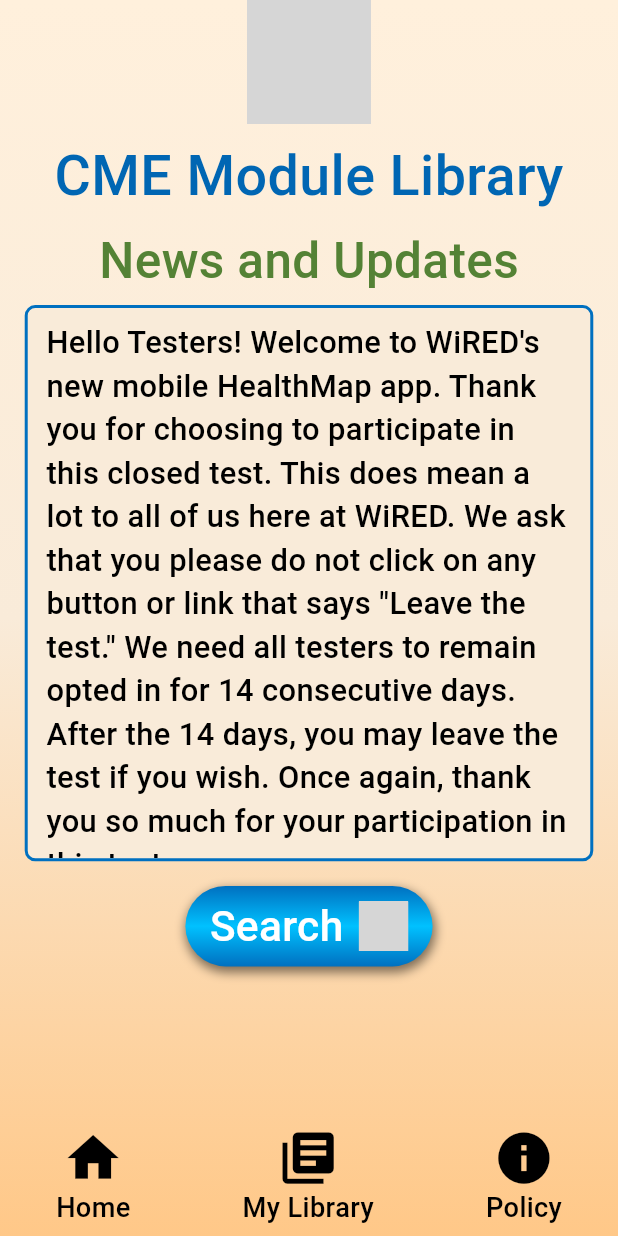
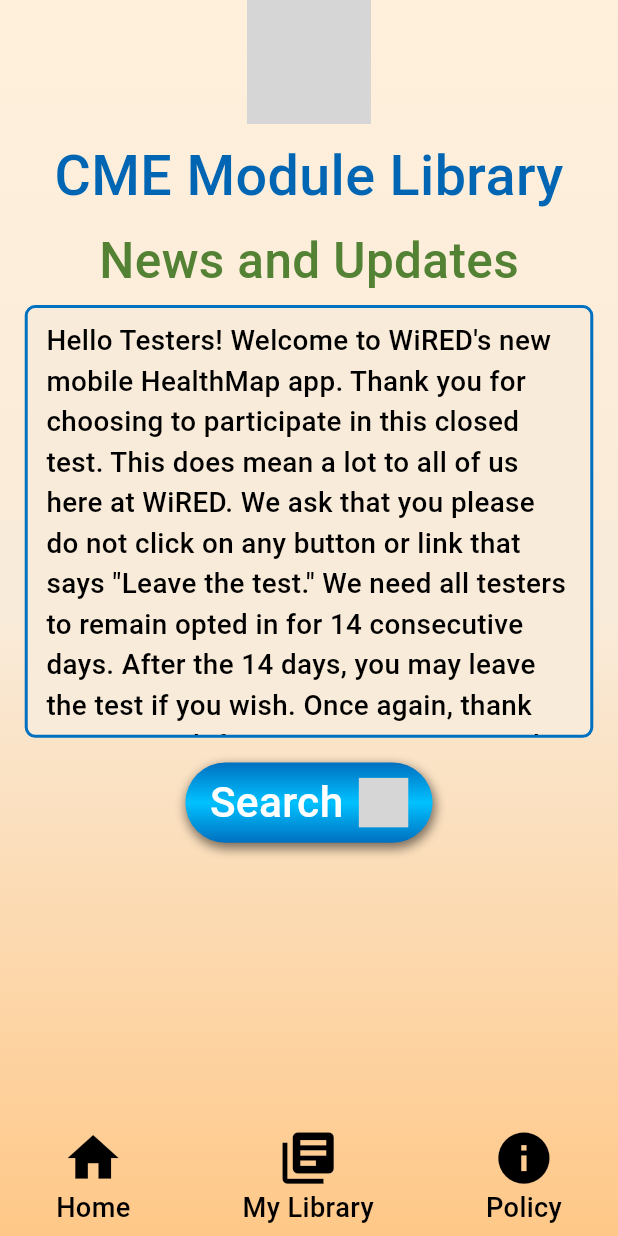
Before and after one commit to SeanBL/wired_mobile, a Flutter app: the screen it shows after launch, on a phone screen of 412 x 824 dp. Run offline on Flutter 3.47's test engine with Material 3 defaults, Android fonts, the phone set to English and light mode, and no system bars; our stand-ins replace auto_size_text, flutter_svg, open_filex, permission_handler; missing offline and left inert: flutter_inappwebview; grey boxes are pictures that could not be loaded.

Commit message:
adjust main page

```diff
--- a/lib/pages/home_page.dart
+++ b/lib/pages/home_page.dart
@@ -137,7 +137,7 @@
           ),
           child: Container(
             //height: 470,
-            height: baseSize * (isTablet(context) ? 0.3 : 0.9),
+            height: baseSize * (isTablet(context) ? 0.3 : 0.7),
             decoration: BoxDecoration(
               color: Color(0xFFF9EBD9),
               borderRadius: BorderRadius.circular(7),
@@ -155,7 +155,7 @@
                 child: Text(
                   'Hello Testers! Welcome to WiRED\'s new mobile HealthMap app. Thank you for choosing to participate in this closed test. This does mean a lot to all of us here at WiRED. We ask that you please do not click on any button or link that says "Leave the test." We need all testers to remain opted in for 14 consecutive days. After the 14 days, you may leave the test if you wish. Once again, thank you so much for your participation in this test.',
                   style: TextStyle(
-                    fontSize: baseSize * (isTablet(context) ? (0.06) * .7 : 0.05),
+                    fontSize: baseSize * (isTablet(context) ? 0.06 : 0.045),
                     fontWeight: FontWeight.w500,
                     color: Colors.black,
                   ),
```
